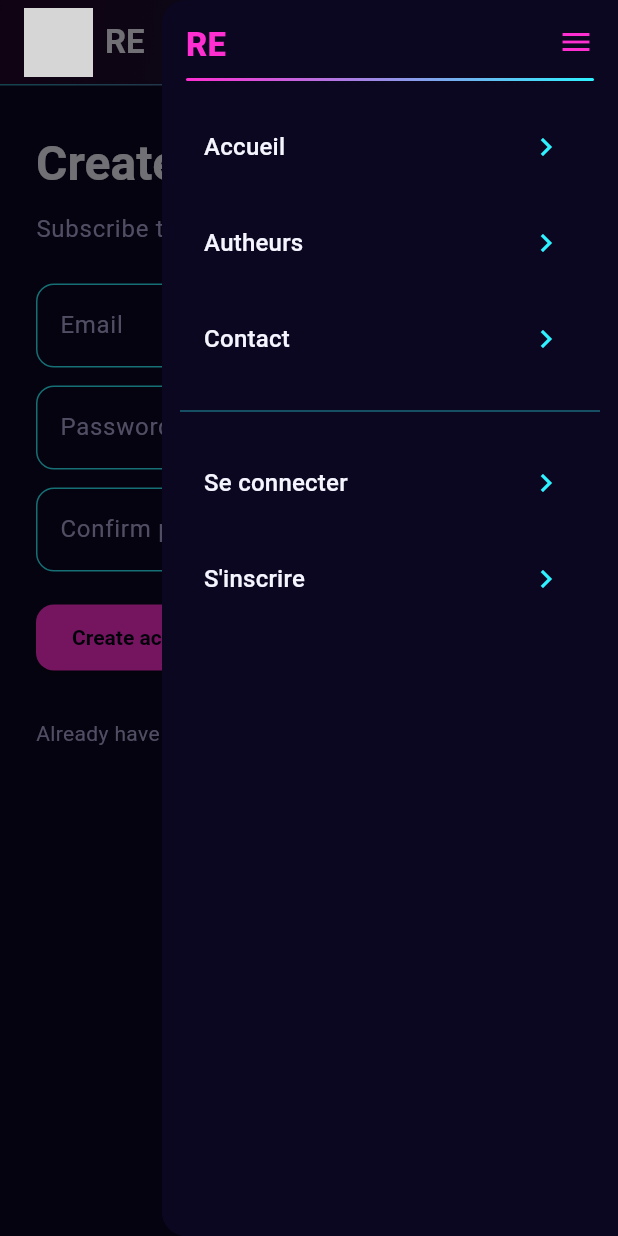
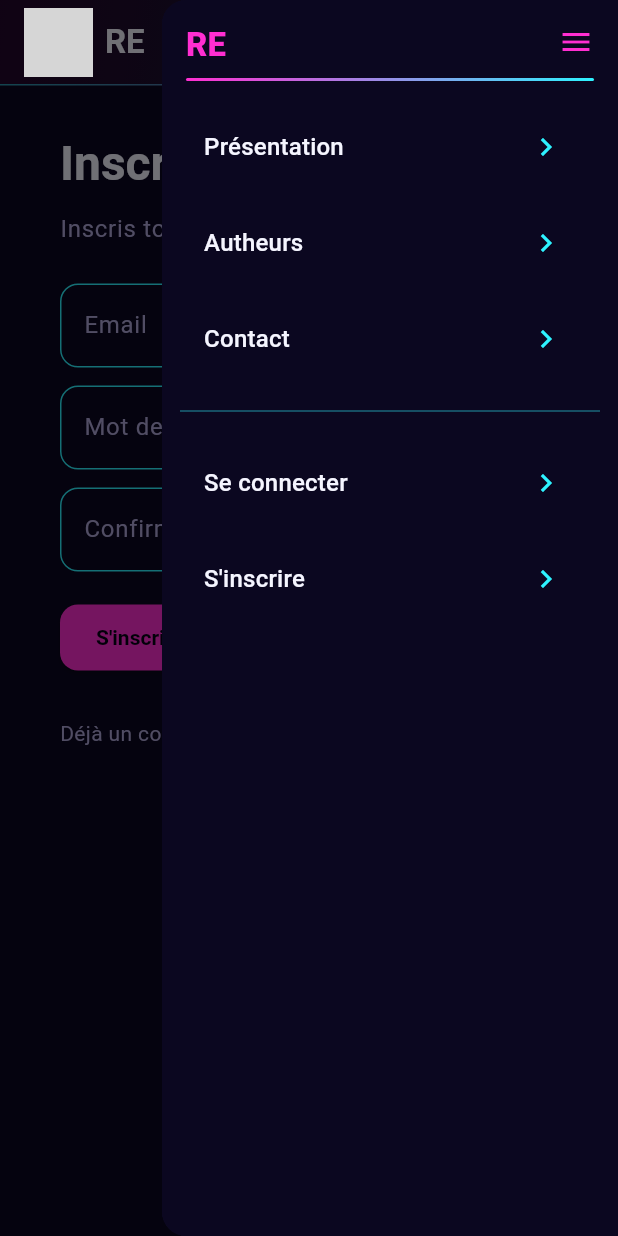
Before and after one commit to SimonWithoutGarfunkle/RE-Web, a Flutter app: the SubscribePage screen opened by its route, with the side drawer open, on a phone screen of 412 x 824 dp. Run offline on Flutter 3.47's test engine with Material 3 defaults, Android fonts, the phone set to English and light mode, and no system bars; network calls fail; grey boxes are pictures that could not be loaded.

Commit message:
textes en francais + lien sur logo

```diff
--- a/lib/app/app_shell.dart
+++ b/lib/app/app_shell.dart
@@ -11,7 +11,16 @@ class AppShell extends StatelessWidget {
       backgroundColor: Theme.of(context).colorScheme.surface,
       appBar: AppBar(
         automaticallyImplyLeading: false,
-        title: Row(
+        title: InkWell(
+          mouseCursor: SystemMouseCursors.click,
+          splashFactory: InkSplash.splashFactory,
+          borderRadius: BorderRadius.circular(6),
+          onTap: () {
+            if (ModalRoute.of(context)?.settings.name != '/') {
+              Navigator.of(context).pushNamed('/');
+            }
+          },
+          child: Row(
             mainAxisSize: MainAxisSize.min,
             children: [
               // Logo à gauche du titre
@@ -23,6 +32,7 @@ class AppShell extends StatelessWidget {
               const SizedBox(width: 8),
               const Text('RE'),
             ],
+          ),
         ),
         elevation: 0,
         // Neon gradient sheen across the app bar for a more vibrant look
@@ -65,7 +75,20 @@ class AppShell extends StatelessWidget {
         ),
       ),
       endDrawer: const _NavDrawer(),
-      body: child,
+      // Center horizontally only; keep content aligned to the top vertically
+      // to avoid vertical centering on short pages.
+      body: Align(
+        alignment: Alignment.topCenter,
+        child: ConstrainedBox(
+          // Adjust maxWidth to control how wide the content column can grow on desktop
+          constraints: const BoxConstraints(maxWidth: 840),
+          // Keep a small horizontal padding so content doesn't touch the edges on mobile
+          child: Padding(
+            padding: const EdgeInsets.symmetric(horizontal: 16),
+            child: child,
+          ),
+        ),
+      ),
     );
   }
 }
@@ -115,7 +138,7 @@ class _NavDrawer extends StatelessWidget {
                       ],
                     ),
                   ),
-                  _NavTile(label: 'Accueil', route: '/', textStyle: textStyle),
+                  _NavTile(label: 'Présentation', route: '/', textStyle: textStyle),
                   _NavTile(label: 'Autheurs', route: '/authors', textStyle: textStyle),
                   _NavTile(label: 'Contact', route: '/contact', textStyle: textStyle),
                   const SizedBox(height: 8),
--- a/lib/pages/login_page.dart
+++ b/lib/pages/login_page.dart
@@ -14,18 +14,18 @@ class LoginPage extends StatelessWidget {
           child: Column(
             crossAxisAlignment: CrossAxisAlignment.start,
             children: [
-              Text('Login', style: textTheme.headlineLarge),
+              Text('Se connecter', style: textTheme.headlineLarge),
               const SizedBox(height: 12),
-              Text('Manage your RE account. UI only.', style: textTheme.bodyLarge),
+              Text('Gère ton compte RE.', style: textTheme.bodyLarge),
               const SizedBox(height: 24),
               const _LoginForm(),
               const SizedBox(height: 16),
               Row(
                 children: [
-                  Text('New here?', style: textTheme.bodyMedium),
+                  Text('Nouveau?', style: textTheme.bodyMedium),
                   TextButton(
                     onPressed: () => Navigator.pushNamed(context, '/subscribe'),
-                    child: const Text('Create an account'),
+                    child: const Text('Crée ton compte'),
                   ),
                 ],
               ),
@@ -59,9 +59,9 @@ class _LoginFormState extends State<_LoginForm> {
           ),
           const SizedBox(height: 12),
           TextFormField(
-            decoration: const InputDecoration(labelText: 'Password'),
+            decoration: const InputDecoration(labelText: 'Mot de passe'),
             obscureText: true,
-            validator: (v) => (v == null || v.length < 6) ? 'Min 6 chars' : null,
+            validator: (v) => (v == null || v.length < 8) ? 'Minimum 8 caractères' : null,
           ),
           const SizedBox(height: 20),
           Align(
@@ -74,7 +74,7 @@ class _LoginFormState extends State<_LoginForm> {
                   );
                 }
               },
-              child: const Text('Login'),
+              child: const Text('Se connecter'),
             ),
           ),
         ],
--- a/lib/pages/subscribe_page.dart
+++ b/lib/pages/subscribe_page.dart
@@ -14,18 +14,18 @@ class SubscribePage extends StatelessWidget {
           child: Column(
             crossAxisAlignment: CrossAxisAlignment.start,
             children: [
-              Text('Create Account', style: textTheme.headlineLarge),
+              Text('Inscription', style: textTheme.headlineLarge),
               const SizedBox(height: 12),
-              Text('Subscribe to manage your RE account. UI only.', style: textTheme.bodyLarge),
+              Text('Inscris toi et découvre l\'application RE.', style: textTheme.bodyLarge),
               const SizedBox(height: 24),
               const _SubscribeForm(),
               const SizedBox(height: 16),
               Row(
                 children: [
-                  Text('Already have an account?', style: textTheme.bodyMedium),
+                  Text('Déjà un compte?', style: textTheme.bodyMedium),
                   TextButton(
                     onPressed: () => Navigator.pushNamed(context, '/login'),
-                    child: const Text('Login'),
+                    child: const Text('Se connecter'),
                   ),
                 ],
               ),
@@ -55,19 +55,19 @@ class _SubscribeFormState extends State<_SubscribeForm> {
         children: [
           TextFormField(
             decoration: const InputDecoration(labelText: 'Email'),
-            validator: (v) => (v == null || !v.contains('@')) ? 'Invalid email' : null,
+            validator: (v) => (v == null || !v.contains('@')) ? 'Email invalide' : null,
           ),
           const SizedBox(height: 12),
           TextFormField(
-            decoration: const InputDecoration(labelText: 'Password'),
+            decoration: const InputDecoration(labelText: 'Mot de passe'),
             obscureText: true,
-            validator: (v) => (v == null || v.length < 6) ? 'Min 6 chars' : null,
+            validator: (v) => (v == null || v.length < 8) ? 'Minimum 8 caractères' : null,
           ),
           const SizedBox(height: 12),
           TextFormField(
-            decoration: const InputDecoration(labelText: 'Confirm password'),
+            decoration: const InputDecoration(labelText: 'Confirmer le mot de passe'),
             obscureText: true,
-            validator: (v) => (v == null || v.length < 6) ? 'Min 6 chars' : null,
+            validator: (v) => (v == null || v.length < 8) ? 'Minimum 8 caractères' : null,
           ),
           const SizedBox(height: 20),
           Align(
@@ -76,11 +76,11 @@ class _SubscribeFormState extends State<_SubscribeForm> {
               onPressed: () {
                 if (_formKey.currentState?.validate() ?? false) {
                   ScaffoldMessenger.of(context).showSnackBar(
-                    const SnackBar(content: Text('Account not created (UI only)')),
+                    const SnackBar(content: Text('Compte non créé')),
                   );
                 }
               },
-              child: const Text('Create account'),
+              child: const Text('S\'inscrire'),
             ),
           ),
         ],
```
Lines whose indentation alone changed are shown as unchanged.
